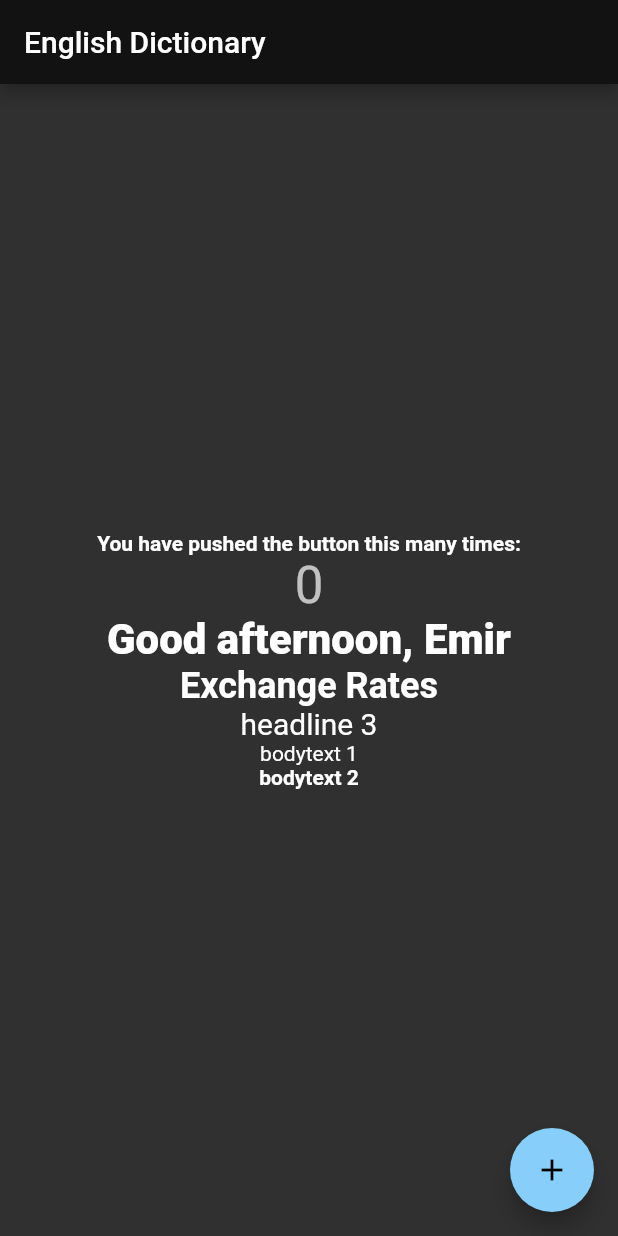
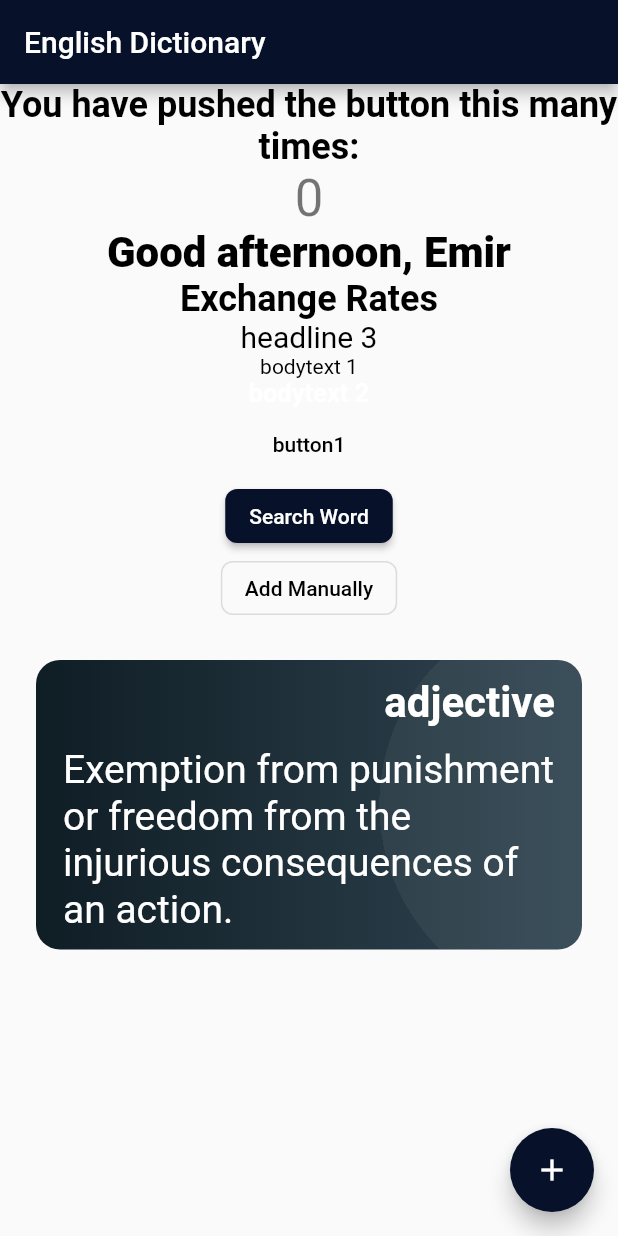
Before and after one commit to emirhalici/englishdictionary, a Flutter app: the screen it shows after launch, on a phone screen of 412 x 824 dp. Run offline on Flutter 3.47's test engine with Material 2 defaults, Android fonts, the phone set to English and light mode, and no system bars; our stand-ins replace flutter_svg; Roboto replaces fonts that are missing (Poppins).

Commit message:
added wordCard component

```diff
--- /dev/null
+++ b/lib/components/wordCard.dart
@@ -0,0 +1,75 @@
+import 'dart:ui';
+
+import 'package:flutter/material.dart';
+import 'package:flutter_svg/svg.dart';
+
+class WordCard extends StatelessWidget {
+  final Function()? onPress;
+  final String type;
+  final String definition;
+
+  final Color color1 = const Color(0xFF0F1D25);
+  final Color color2 = const Color(0xFF314652);
+  final Color color3 = const Color(0xFF1FF328);
+  final Color color4 = const Color(0xFFEB1FF5);
+  final String assetName = 'assets/images/card.svg';
+
+  WordCard({Key? key, required this.type, required this.definition, this.onPress}) : super(key: key);
+
+  @override
+  Widget build(BuildContext context) {
+    return GestureDetector(
+      onTap: onPress,
+      child: Container(
+        margin: const EdgeInsets.all(24),
+        decoration: BoxDecoration(
+          gradient: LinearGradient(colors: <Color>[color1, color2]),
+          borderRadius: BorderRadius.circular(16),
+        ),
+        child: Container(
+          decoration: BoxDecoration(
+            gradient: RadialGradient(
+              center: Alignment.centerRight,
+              radius: 0.7,
+              colors: <Color>[Colors.white.withOpacity(0.05), Colors.black.withOpacity(0.0)],
+              stops: [1, 1],
+            ),
+          ),
+          child: Container(
+            padding: EdgeInsets.symmetric(vertical: 12, horizontal: 18),
+            child: Column(
+              mainAxisAlignment: MainAxisAlignment.start,
+              crossAxisAlignment: CrossAxisAlignment.start,
+              children: [
+                Row(
+                  mainAxisAlignment: MainAxisAlignment.end,
+                  children: [
+                    Flexible(
+                      child: Text(
+                        'adjective',
+                        style: Theme.of(context).textTheme.bodyText2?.copyWith(fontSize: 28),
+                        textAlign: TextAlign.end,
+                      ),
+                    )
+                  ],
+                ),
+                const SizedBox(
+                  height: 12,
+                ),
+                Text(
+                  'Exemption from punishment or freedom from the injurious consequences of an action.',
+                  style: Theme.of(context).textTheme.bodyText2?.copyWith(
+                        fontSize: 26,
+                        fontWeight: FontWeight.w400,
+                        height: 1.2,
+                      ),
+                  textAlign: TextAlign.start,
+                ),
+              ],
+            ),
+          ),
+        ),
+      ),
+    );
+  }
+}
--- a/lib/main.dart
+++ b/lib/main.dart
@@ -1,3 +1,4 @@
+import 'package:englishdictionary/components/wordCard.dart';
 import 'package:englishdictionary/models/apiHelper.dart';
 import 'package:englishdictionary/models/quizHelper.dart';
 import 'package:englishdictionary/themes.dart';
@@ -17,7 +18,9 @@ class MyApp extends StatelessWidget {
   Widget build(BuildContext context) {
     return MaterialApp(
       title: 'English Dictionary',
-      theme: darkTheme,
+      theme: lightTheme,
+      darkTheme: darkTheme,
+      themeMode: ThemeMode.system,
       home: const MyHomePage(title: 'English Dictionary'),
     );
   }
@@ -47,12 +50,15 @@ class _MyHomePageState extends State<MyHomePage> {
       appBar: AppBar(
         title: Text(widget.title),
       ),
-      body: Center(
+      body: SingleChildScrollView(
+        child: Center(
           child: Column(
             mainAxisAlignment: MainAxisAlignment.center,
             children: <Widget>[
-            const Text(
+              Text(
                 'You have pushed the button this many times:',
+                textAlign: TextAlign.center,
+                style: Theme.of(context).textTheme.headline2,
               ),
               Text(
                 '$_counter',
@@ -78,7 +84,27 @@ class _MyHomePageState extends State<MyHomePage> {
                 'bodytext 2',
                 style: Theme.of(context).textTheme.bodyText2,
               ),
+              TextButton(
+                style: button1(Theme.of(context)),
+                onPressed: () {},
+                child: const Text('button1'),
+              ),
+              ElevatedButton(
+                style: button2(Theme.of(context)),
+                onPressed: () {},
+                child: const Text('Search Word'),
+              ),
+              OutlinedButton(
+                style: button3(Theme.of(context)),
+                onPressed: () {},
+                child: const Text('Add Manually'),
+              ),
+              WordCard(
+                type: 'noun',
+                definition: 'Exemption  from punishment or freedom from  the injurious consequences of  an action.',
+              ),
             ],
+          ),
         ),
       ),
       floatingActionButton: FloatingActionButton(
--- a/lib/themes.dart
+++ b/lib/themes.dart
@@ -1,15 +1,42 @@
 import 'package:flutter/material.dart';
 
-const lightPrimary = Color(0xFF1C2541);
+const lightPrimary = Color(0xFF07122A);
 const darkPrimary = Color(0xFF87CEFA);
 const lightBackground = Color(0xFFF5F5F5);
 const textColor = Color(0xFFFFFFFF);
+
+const lightTextColor = Colors.black;
+const darkTextColor = Colors.white;
+
+Color themeTextColor(Brightness brightness) {
+  return brightness == Brightness.dark ? lightTextColor : darkTextColor;
+}
+
 Color? textColor2 = textColor.withOpacity(0.7);
 MaterialColor darkSwatch = createMaterialColor(darkPrimary);
 ColorScheme darkScheme = ColorScheme.fromSwatch(primarySwatch: darkSwatch);
 
+ButtonStyle button1(ThemeData theme) {
+  return TextButton.styleFrom(
+      primary: theme.textTheme.bodyText1?.color, shape: RoundedRectangleBorder(borderRadius: BorderRadius.circular(8)));
+}
+
+ButtonStyle button2(ThemeData theme) {
+  return ElevatedButton.styleFrom(
+      primary: theme.brightness == Brightness.dark ? darkPrimary : lightPrimary,
+      onPrimary: themeTextColor(theme.brightness),
+      shape: RoundedRectangleBorder(borderRadius: BorderRadius.circular(8)));
+}
+
+ButtonStyle button3(ThemeData theme) {
+  return OutlinedButton.styleFrom(
+      primary: theme.brightness == Brightness.dark ? darkTextColor : lightTextColor,
+      shape: RoundedRectangleBorder(borderRadius: BorderRadius.circular(8)));
+}
+
 ThemeData darkTheme = ThemeData(
   brightness: Brightness.dark,
+  primaryColor: darkPrimary,
   colorScheme: const ColorScheme.dark(secondary: darkPrimary),
   fontFamily: 'Poppins',
   textTheme: const TextTheme(
@@ -17,7 +44,7 @@ ThemeData darkTheme = ThemeData(
     headline2: TextStyle(fontSize: 24.0, fontWeight: FontWeight.w600, color: Colors.white),
     headline3: TextStyle(fontSize: 20.0, fontWeight: FontWeight.w400, color: Colors.white),
     bodyText1: TextStyle(fontSize: 14.0, fontWeight: FontWeight.w400, color: Colors.white),
-    bodyText2: TextStyle(fontSize: 14.0, fontWeight: FontWeight.w700, color: Colors.white),
+    bodyText2: TextStyle(fontSize: 17.0, fontWeight: FontWeight.w600, color: Colors.white),
   ),
 );
 
@@ -32,7 +59,7 @@ ThemeData lightTheme = ThemeData(
     headline2: TextStyle(fontSize: 24.0, fontWeight: FontWeight.w600, color: Colors.black),
     headline3: TextStyle(fontSize: 20.0, fontWeight: FontWeight.w400, color: Colors.black),
     bodyText1: TextStyle(fontSize: 14.0, fontWeight: FontWeight.w400, color: Colors.black),
-    bodyText2: TextStyle(fontSize: 14.0, fontWeight: FontWeight.w700, color: Colors.black),
+    bodyText2: TextStyle(fontSize: 17.0, fontWeight: FontWeight.w600, color: Colors.white),
   ),
 );
 
```
Lines whose indentation alone changed are shown as unchanged.
